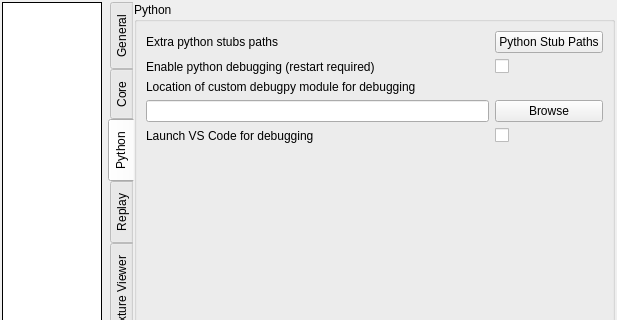
This is qrenderdoc/Windows/Dialogs/SettingsDialog.ui in anholt/renderdoc as Qt 5 draws it before an edit; both pictures show x 0 to 617 and y 0 to 320 of the 617 by 676 pixel window. The edited form follows.
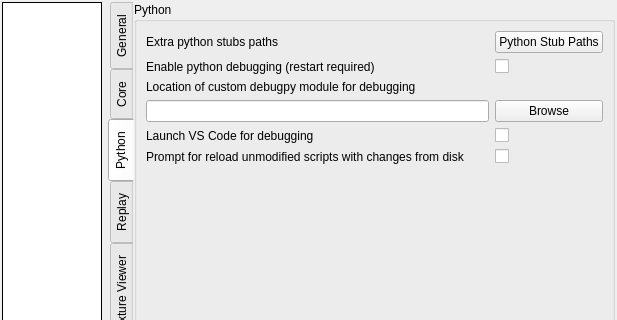
This is the edited form. The open tabs and pages were chosen to show the change. Custom widgets are drawn as their Qt base class.

Commit message:
Add a project explorer to the python scripting window
* This displays the current UI extension files, some built-in examples, and
  recently opened loose files

```diff
--- a/qrenderdoc/Windows/Dialogs/SettingsDialog.ui
+++ b/qrenderdoc/Windows/Dialogs/SettingsDialog.ui
@@ -770,7 +770,25 @@
             </property>
            </widget>
           </item>
-          <item row="5" column="0" colspan="2">
+          <item row="5" column="0">
+           <widget class="QLabel" name="Python_PromptReloadUnchangedLabel">
+            <property name="text">
+             <string>Prompt for reload unmodified scripts with changes from disk</string>
+            </property>
+           </widget>
+          </item>
+          <item row="5" column="1">
+           <widget class="QCheckBox" name="Python_PromptReloadUnchanged">
+            <property name="toolTip">
+             <string>If a script open in the python editor has changes on disk but has not been modified in the UI,
+prompt when reloading from disk.</string>
+            </property>
+            <property name="text">
+             <string/>
+            </property>
+           </widget>
+          </item>
+          <item row="6" column="0" colspan="2">
            <spacer name="verticalSpacer_9">
             <property name="orientation">
              <enum>Qt::Vertical</enum>
```
The commit also changes 6 other files.
